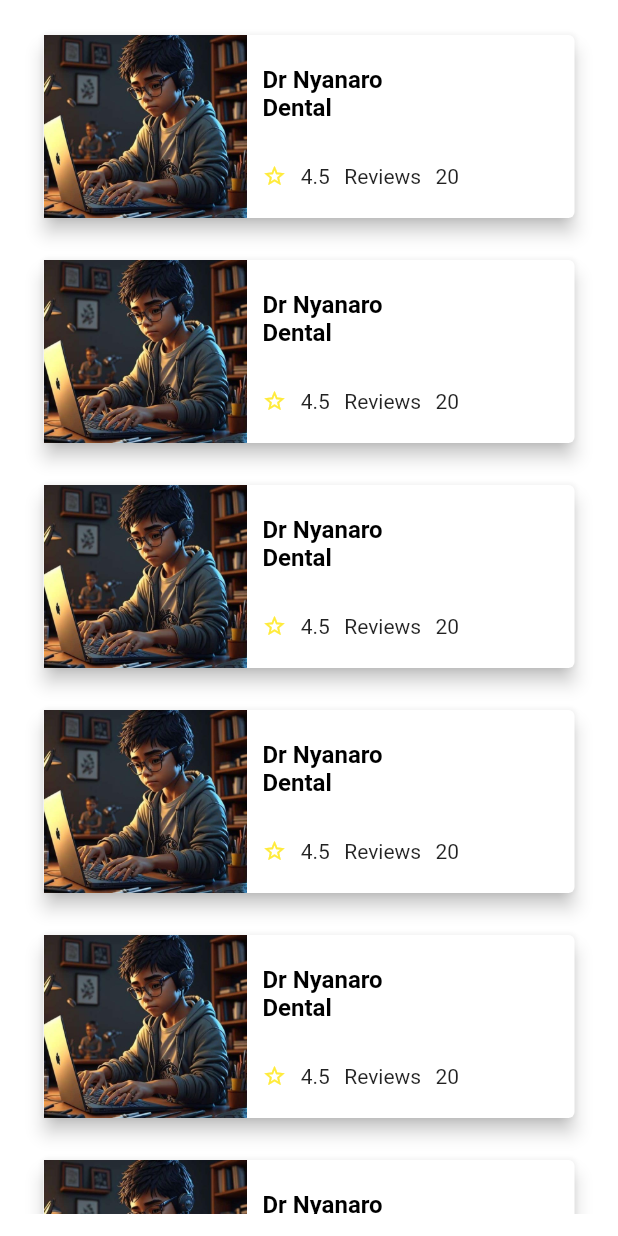
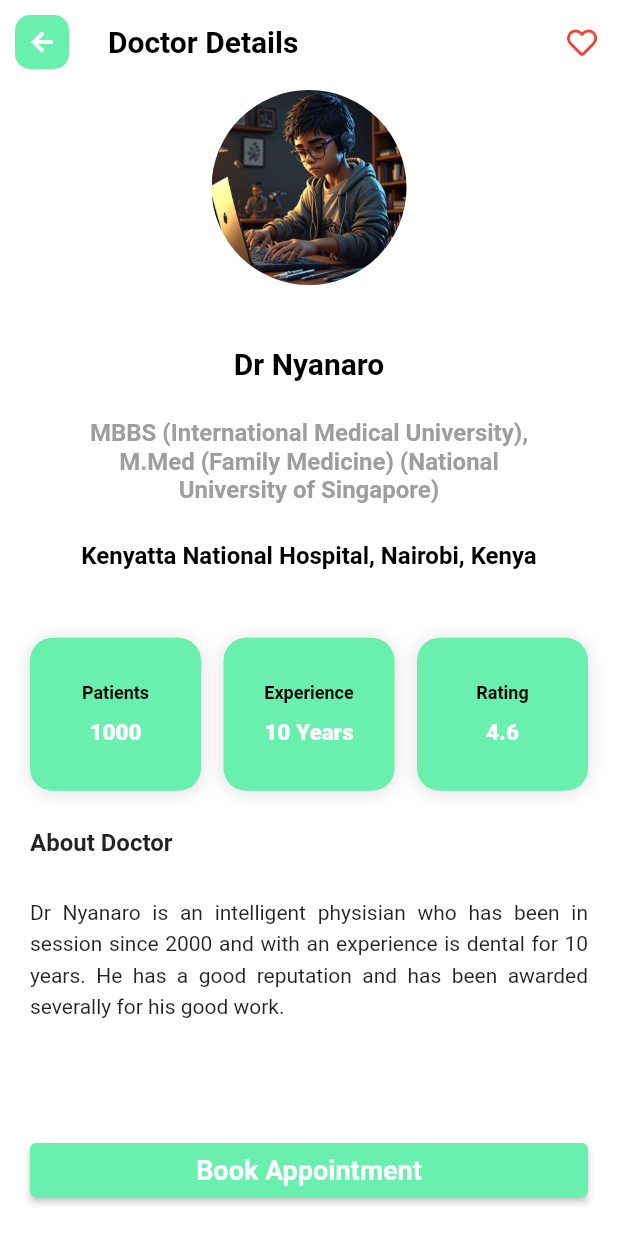
Before and after one commit to Morexex/doctor_appointment_app, a Flutter app: the HomePage screen opened directly, scrolled down 576 dp, after a tap on "Dr Nyanaro", on a phone screen of 412 x 824 dp. Run offline on Flutter 3.47's test engine with Material 2 defaults, Android fonts, the phone set to English and light mode, and no system bars; our stand-ins replace font_awesome_flutter, lottie, table_calendar.

Commit message:
Final demo pages

```diff
--- /dev/null
+++ b/lib/components/custom_appbar.dart
@@ -0,0 +1,60 @@
+import 'package:doctor_appointment_app/utils/config.dart';
+import 'package:flutter/material.dart';
+import 'package:font_awesome_flutter/font_awesome_flutter.dart';
+
+class CustomAppBar extends StatefulWidget implements PreferredSizeWidget {
+  const CustomAppBar(
+      {super.key, this.appTitle, this.route, this.icon, this.actions});
+
+  @override
+  Size get preferredSize => const Size.fromHeight(60);
+
+  final String? appTitle;
+  final String? route;
+  final FaIcon? icon;
+  final List<Widget>? actions;
+
+  @override
+  State<CustomAppBar> createState() => _CustomAppBarState();
+}
+
+class _CustomAppBarState extends State<CustomAppBar> {
+  @override
+  Widget build(BuildContext context) {
+    return AppBar(
+      automaticallyImplyLeading: true,
+      backgroundColor: Colors.white,
+      elevation: 0,
+      title: Text(
+        widget.appTitle!,
+        style: const TextStyle(
+          color: Colors.black,
+          fontSize: 20,
+          fontWeight: FontWeight.bold,
+        ),
+      ),
+      leading: widget.icon != null
+          ? Container(
+              margin: const EdgeInsets.symmetric(horizontal: 10, vertical: 10),
+              decoration: BoxDecoration(
+                color: Config.primaryColor,
+                borderRadius: BorderRadius.circular(10),
+              ),
+              child: IconButton(
+                onPressed: () {
+                  if (widget.route != null) {
+                    Navigator.pushNamed(context, widget.route!);
+                  } else {
+                    Navigator.pop(context);
+                  }
+                },
+                icon: widget.icon!,
+                iconSize: 16,
+                color: Colors.white,
+              ),
+            )
+          : null,
+      actions: widget.actions ?? null,
+    );
+  }
+}
--- a/lib/components/doctors_card.dart
+++ b/lib/components/doctors_card.dart
@@ -1,14 +1,10 @@
 import 'package:doctor_appointment_app/utils/config.dart';
 import 'package:flutter/material.dart';
 
-class DoctorsCard extends StatefulWidget {
-  const DoctorsCard({super.key});
+class DoctorsCard extends StatelessWidget {
+  const DoctorsCard({super.key, required this.route});
 
-  @override
-  State<DoctorsCard> createState() => _DoctorsCardState();
-}
-
-class _DoctorsCardState extends State<DoctorsCard> {
+  final String route;
   @override
   Widget build(BuildContext context) {
     Config().init(context);
@@ -84,7 +80,7 @@ class _DoctorsCardState extends State<DoctorsCard> {
           ),
         ),
         onTap: () {
-          Navigator.of(context).pushNamed('/doctor');
+          Navigator.of(context).pushNamed('/doc_details');
         },
       ),
     );
--- a/lib/main.dart
+++ b/lib/main.dart
@@ -1,4 +1,7 @@
 import 'package:doctor_appointment_app/screens/auth_page.dart';
+import 'package:doctor_appointment_app/screens/booking_page.dart';
+import 'package:doctor_appointment_app/screens/doctor_details.dart';
+import 'package:doctor_appointment_app/screens/success_booked.dart';
 import 'package:doctor_appointment_app/utils/config.dart';
 import 'package:doctor_appointment_app/utils/main_layout.dart';
 import 'package:flutter/material.dart';
@@ -41,6 +44,9 @@ class MyApp extends StatelessWidget {
       routes: {
         '/': (context) => const AuthPage(),
         '/main': (context) => const MainLayout(),
+        '/doc_details': (context) => const DoctoreDetails(),
+        '/booking_page': (context) => const BookingPage(),
+        '/success_booked': (context) => const AppointmentBooked(),
       },
     );
   }
--- /dev/null
+++ b/lib/screens/doctor_details.dart
@@ -0,0 +1,231 @@
+import 'package:doctor_appointment_app/components/button.dart';
+import 'package:doctor_appointment_app/utils/config.dart';
+import 'package:flutter/material.dart';
+import 'package:font_awesome_flutter/font_awesome_flutter.dart';
+import '../components//custom_appbar.dart';
+
+class DoctoreDetails extends StatefulWidget {
+  const DoctoreDetails({super.key});
+
+  @override
+  State<DoctoreDetails> createState() => _DoctoreDetailsState();
+}
+
+class _DoctoreDetailsState extends State<DoctoreDetails> {
+  bool isFav = false;
+  @override
+  Widget build(BuildContext context) {
+    return Scaffold(
+      appBar: CustomAppBar(
+        appTitle: 'Doctor Details',
+        icon: const FaIcon(FontAwesomeIcons.arrowLeft),
+        actions: [
+          IconButton(
+            onPressed: () {
+              setState(() {
+                isFav = !isFav;
+              });
+            },
+            icon: FaIcon(
+              isFav ? FontAwesomeIcons.solidHeart : FontAwesomeIcons.heart,
+              color: Colors.red,
+              size: 20,
+            ),
+          ),
+        ],
+      ),
+      body: SafeArea(
+          child: Column(
+        children: <Widget>[
+          const AboutDoctor(),
+          const DetailBoby(),
+          const Spacer(),
+          Padding(
+            padding: const EdgeInsets.all(20),
+            child: Button(
+              width: double.infinity,
+              title: 'Book Appointment',
+              onPressed: () {
+                Navigator.of(context).pushNamed('/booking_page');
+              },
+              disable: false,
+            ),
+          ),
+        ],
+      )),
+    );
+  }
+}
+
+class AboutDoctor extends StatelessWidget {
+  const AboutDoctor({super.key});
+  @override
+  Widget build(BuildContext context) {
+    Config().init(context);
+    return SizedBox(
+        width: double.infinity,
+        child: Column(
+          children: <Widget>[
+            const CircleAvatar(
+              radius: 65,
+              backgroundImage: AssetImage('assets/001.jpg'),
+              backgroundColor: Colors.white,
+            ),
+            Config.spaceMedium,
+            const Text(
+              'Dr Nyanaro',
+              style: TextStyle(
+                fontSize: 20,
+                fontWeight: FontWeight.bold,
+                color: Colors.black,
+              ),
+            ),
+            Config.spaceSmall,
+            SizedBox(
+              width: Config.widthSize * 0.75,
+              child: const Text(
+                'MBBS (International Medical University), M.Med (Family Medicine) (National University of Singapore)',
+                style: TextStyle(
+                  fontSize: 16,
+                  fontWeight: FontWeight.bold,
+                  color: Colors.grey,
+                ),
+                softWrap: true,
+                textAlign: TextAlign.center,
+              ),
+            ),
+            Config.spaceSmall,
+            SizedBox(
+              width: Config.widthSize * 0.75,
+              child: const Text(
+                'Kenyatta National Hospital, Nairobi, Kenya',
+                style: TextStyle(
+                  fontSize: 16,
+                  fontWeight: FontWeight.bold,
+                  color: Colors.black,
+                ),
+                softWrap: true,
+                textAlign: TextAlign.center,
+              ),
+            ),
+          ],
+        ));
+  }
+}
+
+class DetailBoby extends StatelessWidget {
+  const DetailBoby({super.key});
+
+  @override
+  Widget build(BuildContext context) {
+    return Container(
+      padding: const EdgeInsets.all(20),
+      margin: const EdgeInsets.only(bottom: 20),
+      child: const Column(
+          crossAxisAlignment: CrossAxisAlignment.stretch,
+          children: <Widget>[
+            Config.spaceSmall,
+            DoctorInfo(),
+            Config.spaceSmall,
+            Text(
+              'About Doctor',
+              style: TextStyle(
+                fontSize: 16,
+                fontWeight: FontWeight.w600,
+              ),
+            ),
+            Config.spaceSmall,
+            Text(
+              'Dr Nyanaro is an intelligent physisian who has been in session since 2000 and with an experience is dental for 10 years. He has a good reputation and has been awarded severally for his good work.',
+              style: TextStyle(
+                fontWeight: FontWeight.w400,
+                height: 1.5,
+              ),
+              softWrap: true,
+              textAlign: TextAlign.justify,
+            )
+          ]),
+    );
+  }
+}
+
+class DoctorInfo extends StatelessWidget {
+  const DoctorInfo({super.key});
+
+  @override
+  Widget build(BuildContext context) {
+    return const Row(
+      children: <Widget>[
+        InfoCard(
+          label: 'Patients',
+          value: '1000',
+        ),
+        SizedBox(
+          width: 15,
+        ),
+        InfoCard(
+          label: 'Experience',
+          value: '10 Years',
+        ),
+        SizedBox(
+          width: 15,
+        ),
+        InfoCard(
+          label: 'Rating',
+          value: '4.6',
+        ),
+      ],
+    );
+  }
+}
+
+class InfoCard extends StatelessWidget {
+  const InfoCard({super.key, required this.label, required this.value});
+
+  final String label;
+  final String value;
+  @override
+  Widget build(BuildContext context) {
+    return Expanded(
+      child: Container(
+        decoration: BoxDecoration(
+            color: Config.primaryColor,
+            borderRadius: BorderRadius.circular(15),
+            boxShadow: const [
+              BoxShadow(
+                color: Colors.black12,
+                offset: Offset(0, 1),
+                blurRadius: 10,
+              )
+            ]),
+        padding: const EdgeInsets.symmetric(
+          vertical: 30,
+          horizontal: 15,
+        ),
+        child: Column(
+          children: <Widget>[
+            Text(
+              label,
+              style: const TextStyle(
+                color: Colors.black,
+                fontSize: 12,
+                fontWeight: FontWeight.w600,
+              ),
+            ),
+            const SizedBox(
+              height: 10,
+            ),
+            Text(
+              value,
+              style: const TextStyle(
+                color: Colors.white,
+                fontSize: 15,
+                fontWeight: FontWeight.w800,
+              ),
+            ),
+          ],
+        ),
+      ),
+    );
+  }
+}
--- a/lib/screens/home_page.dart
+++ b/lib/screens/home_page.dart
@@ -123,7 +123,9 @@ class _HomePageState extends State<HomePage> {
                 Config.spaceSmall,
                 Column(
                   children: List.generate(10, (index) {
-                    return DoctorsCard();
+                    return const DoctorsCard(
+                      route: '/doc_details',
+                    );
                   }),
                 )
               ],
--- a/pubspec.yaml
+++ b/pubspec.yaml
@@ -35,6 +35,8 @@ dependencies:
   # Use with the CupertinoIcons class for iOS style icons.
   cupertino_icons: ^1.0.2
   font_awesome_flutter: ^9.0.0
+  table_calendar: ^3.0.9
+  lottie: ^2.6.0
 
 dev_dependencies:
   flutter_test:
@@ -65,6 +67,7 @@ flutter:
     - assets/facebook.png
     - assets/google.png
     - assets/001.jpg
+    - assets/success.json
 
   # An image asset can refer to one or more resolution-specific "variants", see
   # https://flutter.dev/assets-and-images/#resolution-aware
```
Also changed, not shown: assets/success.json (added, +1 -0 lines), lib/screens/booking_page.dart (added, +177 -0 lines), lib/screens/success_booked.dart (added, +46 -0 lines), pubspec.lock.
